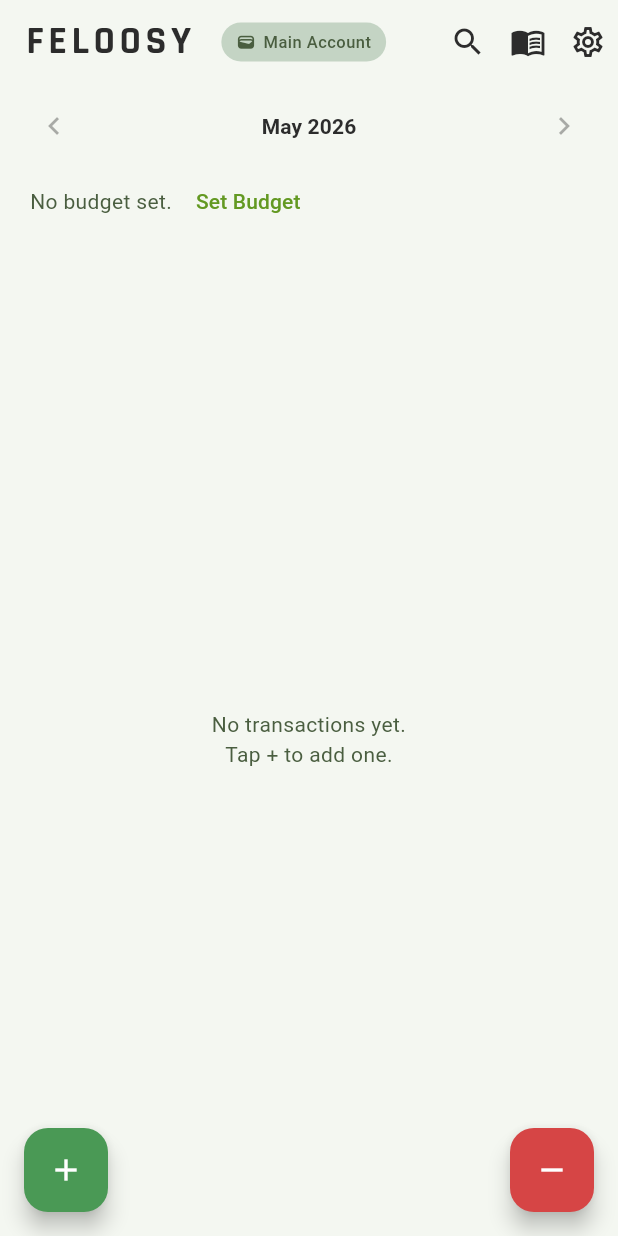
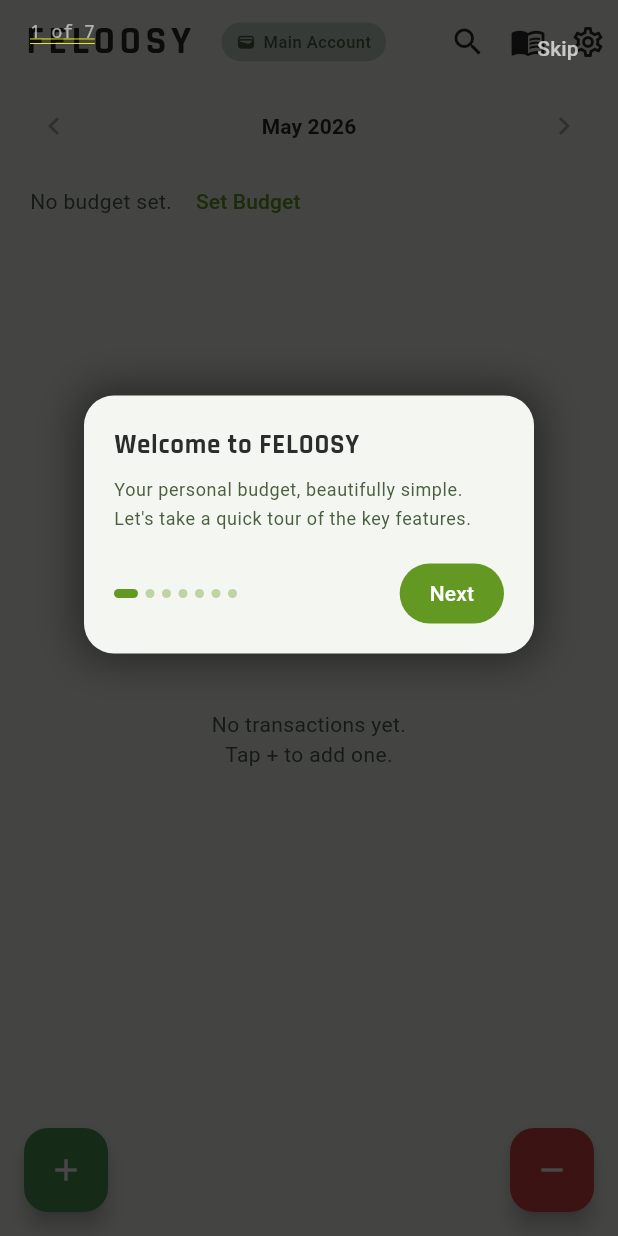
Before and after one commit to sunshinegorgon7/FELOOSY, a Flutter app: the screen it shows after launch, on a phone screen of 412 x 824 dp. Run offline on Flutter 3.47's test engine with Material 3 defaults, Android fonts, the phone set to English and light mode, and no system bars; our stand-ins replace file_picker, flutter_riverpod, flutter_slidable, gap, go_router, google_fonts and 3 more; missing offline and left inert: extension_google_sign_in_as_googleapis_auth, googleapis, home_widget; accounts and stored records are empty.

Commit message:
Refactor app flavor and database version; add tutorial completion tracking and overlay

```diff
--- a/lib/app/app_flavor.dart
+++ b/lib/app/app_flavor.dart
@@ -1,22 +1,19 @@
-enum Flavor { dev, uat, prod }
+enum Flavor { dev, prod }
 
 class AppFlavor {
   static late Flavor _current;
   static Flavor get current => _current;
 
   static bool get isDev => _current == Flavor.dev;
-  static bool get isUat => _current == Flavor.uat;
   static bool get isProd => _current == Flavor.prod;
 
   static String get databaseName => switch (_current) {
         Flavor.dev => 'feloosy_dev.db',
-        Flavor.uat => 'feloosy_uat.db',
         Flavor.prod => 'feloosy.db',
       };
 
   static String get displayName => switch (_current) {
         Flavor.dev => 'DEV',
-        Flavor.uat => 'UAT',
         Flavor.prod => '',
       };
 
--- a/lib/data/database/database_helper.dart
+++ b/lib/data/database/database_helper.dart
@@ -26,7 +26,7 @@ class DatabaseHelper {
     final dbPath = p.join(docDir.path, AppFlavor.databaseName);
     return openDatabase(
       dbPath,
-      version: 9,
+      version: 10,
       onCreate: _onCreate,
       onUpgrade: _onUpgrade,
     );
@@ -113,7 +113,8 @@ class DatabaseHelper {
         google_backup_enabled INTEGER NOT NULL DEFAULT 0,
         default_monthly_budget REAL NOT NULL DEFAULT 0,
         last_backup_at INTEGER,
-        updated_at INTEGER NOT NULL
+        updated_at INTEGER NOT NULL,
+        tutorial_completed INTEGER NOT NULL DEFAULT 0
       )
     ''');
 
@@ -208,6 +209,11 @@ class DatabaseHelper {
     if (oldVersion < 9) {
       await db.execute('DROP TABLE IF EXISTS pending_sync_ops');
     }
+    if (oldVersion < 10) {
+      await db.execute(
+        'ALTER TABLE app_settings ADD COLUMN tutorial_completed INTEGER NOT NULL DEFAULT 0',
+      );
+    }
   }
 
   Future<void> _seed(Database db) async {
--- a/lib/data/models/app_settings.dart
+++ b/lib/data/models/app_settings.dart
@@ -10,6 +10,7 @@ class AppSettings {
   final double defaultMonthlyBudget;
   final DateTime? lastBackupAt;
   final DateTime updatedAt;
+  final bool tutorialCompleted;
 
   const AppSettings({
     this.id = 1,
@@ -23,6 +24,7 @@ class AppSettings {
     this.defaultMonthlyBudget = 0,
     this.lastBackupAt,
     required this.updatedAt,
+    this.tutorialCompleted = false,
   });
 
   static AppSettings get defaults => AppSettings(updatedAt: DateTime.now());
@@ -37,6 +39,7 @@ class AppSettings {
     bool? googleBackupEnabled,
     double? defaultMonthlyBudget,
     DateTime? lastBackupAt,
+    bool? tutorialCompleted,
   }) {
     return AppSettings(
       id: id,
@@ -51,6 +54,7 @@ class AppSettings {
       defaultMonthlyBudget: defaultMonthlyBudget ?? this.defaultMonthlyBudget,
       lastBackupAt: lastBackupAt ?? this.lastBackupAt,
       updatedAt: DateTime.now(),
+      tutorialCompleted: tutorialCompleted ?? this.tutorialCompleted,
     );
   }
 
@@ -71,6 +75,7 @@ class AppSettings {
           : null,
       updatedAt:
           DateTime.fromMillisecondsSinceEpoch(map['updated_at'] as int),
+      tutorialCompleted: (map['tutorial_completed'] as int? ?? 0) == 1,
     );
   }
 
@@ -87,6 +92,7 @@ class AppSettings {
       'default_monthly_budget': defaultMonthlyBudget,
       'last_backup_at': lastBackupAt?.millisecondsSinceEpoch,
       'updated_at': updatedAt.millisecondsSinceEpoch,
+      'tutorial_completed': tutorialCompleted ? 1 : 0,
     };
   }
 }
--- a/lib/main.dart
+++ b/lib/main.dart
@@ -1,3 +1,10 @@
-// Default entry point — defaults to prod flavor.
-// Use main_dev.dart or main_uat.dart for the respective flavors.
-export 'main_prod.dart';
+import 'package:flutter/material.dart';
+import 'package:flutter_riverpod/flutter_riverpod.dart';
+import 'app/app.dart';
+import 'app/app_flavor.dart';
+
+void main() async {
+  WidgetsFlutterBinding.ensureInitialized();
+  await AppFlavor.initialize(Flavor.prod);
+  runApp(const ProviderScope(child: FeloosyApp()));
+}
--- a/lib/main_prod.dart
+++ /dev/null
@@ -1,10 +0,0 @@
-import 'package:flutter/material.dart';
-import 'package:flutter_riverpod/flutter_riverpod.dart';
-import 'app/app.dart';
-import 'app/app_flavor.dart';
-
-void main() async {
-  WidgetsFlutterBinding.ensureInitialized();
-  await AppFlavor.initialize(Flavor.prod);
-  runApp(const ProviderScope(child: FeloosyApp()));
-}
--- a/lib/main_uat.dart
+++ /dev/null
@@ -1,10 +0,0 @@
-import 'package:flutter/material.dart';
-import 'package:flutter_riverpod/flutter_riverpod.dart';
-import 'app/app.dart';
-import 'app/app_flavor.dart';
-
-void main() async {
-  WidgetsFlutterBinding.ensureInitialized();
-  await AppFlavor.initialize(Flavor.uat);
-  runApp(const ProviderScope(child: FeloosyApp()));
-}
--- a/lib/presentation/home/home_screen.dart
+++ b/lib/presentation/home/home_screen.dart
@@ -13,9 +13,11 @@ import '../../providers/accounts_provider.dart';
 import '../../providers/budget_period_provider.dart';
 import '../../providers/budget_summary_provider.dart';
 import '../../providers/categories_provider.dart';
+import '../../providers/settings_provider.dart';
 import '../../providers/transactions_provider.dart';
 import '../settings/settings_screen.dart';
 import '../transactions/widgets/transaction_tile.dart';
+import '../tutorial/tutorial_overlay.dart';
 
 String _dayLabel(DateTime date) {
   final now = DateTime.now();
@@ -40,6 +42,13 @@ class _HomeScreenState extends ConsumerState<HomeScreen> {
   final _searchCtrl = TextEditingController();
   List<_DayGroup> _visibleGroups = const [];
   Set<int> _cachedPeriodOffsets = const {};
+
+  bool _tutorialDismissed = false;
+  final _incomeFabKey = GlobalKey();
+  final _expenseFabKey = GlobalKey();
+  final _settingsIconKey = GlobalKey();
+  final _budgetHeroKey = GlobalKey();
+  final _periodNavKey = GlobalKey();
 
   @override
   void dispose() {
@@ -96,6 +105,7 @@ class _HomeScreenState extends ConsumerState<HomeScreen> {
     final catAsync = ref.watch(categoriesProvider);
     final accounts = ref.watch(accountsProvider).value ?? const [];
     final selectedAccountId = ref.watch(selectedHomeAccountIdProvider);
+    final settingsAsync = ref.watch(settingsProvider);
     final isKeyboardOpen = MediaQuery.viewInsetsOf(context).bottom > 0;
     final shouldHideBottomActions = _isSearching || isKeyboardOpen;
     if (!_accountInitialized &&
@@ -140,7 +150,11 @@ class _HomeScreenState extends ConsumerState<HomeScreen> {
     final cs = Theme.of(context).colorScheme;
     final tt = Theme.of(context).textTheme;
 
-    return Scaffold(
+    final showTutorial =
+        !_tutorialDismissed &&
+        settingsAsync.value?.tutorialCompleted == false;
+
+    final scaffold = Scaffold(
       backgroundColor: cs.surface,
       appBar: AppBar(
         titleSpacing: 16,
@@ -248,6 +262,7 @@ class _HomeScreenState extends ConsumerState<HomeScreen> {
                       : () => context.push('/budget'),
                 ),
                 IconButton(
+                  key: _settingsIconKey,
                   icon: const Icon(Icons.settings_outlined),
                   onPressed: () => _openSettings(context),
                 ),
@@ -293,6 +308,7 @@ class _HomeScreenState extends ConsumerState<HomeScreen> {
               bottom: 16 + MediaQuery.paddingOf(context).bottom,
               left: 16,
               child: FloatingActionButton(
+                key: _incomeFabKey,
                 heroTag: 'income_fab',
                 backgroundColor: AppTheme.incomeColor,
                 foregroundColor: Colors.white,
@@ -305,6 +321,7 @@ class _HomeScreenState extends ConsumerState<HomeScreen> {
               bottom: 16 + MediaQuery.paddingOf(context).bottom,
               right: 16,
               child: FloatingActionButton(
+                key: _expenseFabKey,
                 heroTag: 'expense_fab',
                 backgroundColor: AppTheme.expenseColor,
                 foregroundColor: Colors.white,
@@ -325,6 +342,16 @@ class _HomeScreenState extends ConsumerState<HomeScreen> {
                 ),
         ],
       ),
+    );
+    if (!showTutorial) return scaffold;
+    return Stack(
+      children: [
+        scaffold,
+        TutorialOverlay(
+          steps: _buildTutorialSteps(),
+          onComplete: _completeTutorial,
+        ),
+      ],
     );
   }
 
@@ -414,6 +441,7 @@ class _HomeScreenState extends ConsumerState<HomeScreen> {
             child: Padding(
               padding: const EdgeInsets.fromLTRB(16, 8, 16, 0),
               child: Row(
+                key: _periodNavKey,
                 children: [
                   IconButton(
                     icon: const Icon(Icons.chevron_left),
@@ -464,7 +492,10 @@ class _HomeScreenState extends ConsumerState<HomeScreen> {
 
           if (!isAllAccounts)
             SliverToBoxAdapter(
-              child: _BudgetHero(summary: summary),
+              child: KeyedSubtree(
+                key: _budgetHeroKey,
+                child: _BudgetHero(summary: summary),
+              ),
             ),
 
           const SliverToBoxAdapter(child: SizedBox(height: 8)),
@@ -636,6 +667,56 @@ class _HomeScreenState extends ConsumerState<HomeScreen> {
       },
     );
   }
+
+  void _completeTutorial() {
+    setState(() => _tutorialDismissed = true);
+    ref.read(settingsProvider.notifier).markTutorialComplete();
+  }
+
+  List<TutorialStep> _buildTutorialSteps() => [
+        const TutorialStep(
+          title: 'Welcome to FELOOSY',
+          body:
+              'Your personal budget, beautifully simple.\nLet\'s take a quick tour of the key features.',
+        ),
+        TutorialStep(
+          title: 'Monthly Budget',
+          body:
+              'This card shows your budget vs. spending for the month. Tap "Set Budget" to define your monthly limit.',
+          spotlightKey: _budgetHeroKey,
+          padding: 16,
+        ),
+        TutorialStep(
+          title: 'Log Income',
+          body:
+              'Tap the green + button to add money coming in — salary, freelance, gifts, and more.',
+          spotlightKey: _incomeFabKey,
+        ),
+        TutorialStep(
+          title: 'Track Expenses',
+          body:
+              'Tap the red − button to record a purchase or bill. Pick a category to see where your money goes.',
+          spotlightKey: _expenseFabKey,
+        ),
+        TutorialStep(
+          title: 'Browse Past Months',
+          body:
+              'Tap the arrows or swipe left/right on the home screen to review any previous month.',
+          spotlightKey: _periodNavKey,
+        ),
+        TutorialStep(
+          title: 'Settings & More',
+          body:
+              'Change currency, manage accounts, customise categories, and back up your data from here.',
+          spotlightKey: _settingsIconKey,
+          padding: 18,
+        ),
+        const TutorialStep(
+          title: 'You\'re all set!',
+          body:
+              'Start by adding your first transaction. FELOOSY will track the rest.',
+        ),
+      ];
 
   List<_DayGroup> _groupByDate(List<Transaction> txs) {
     if (txs.isEmpty) return [];
--- /dev/null
+++ b/lib/presentation/tutorial/tutorial_overlay.dart
@@ -0,0 +1,342 @@
+import 'package:flutter/material.dart';
+import 'package:google_fonts/google_fonts.dart';
+
+class TutorialStep {
+  final String title;
+  final String body;
+  final GlobalKey? spotlightKey;
+  final double padding;
+
+  const TutorialStep({
+    required this.title,
+    required this.body,
+    this.spotlightKey,
+    this.padding = 14,
+  });
+}
+
+class TutorialOverlay extends StatefulWidget {
+  final List<TutorialStep> steps;
+  final VoidCallback onComplete;
+
+  const TutorialOverlay({
+    super.key,
+    required this.steps,
+    required this.onComplete,
+  });
+
+  @override
+  State<TutorialOverlay> createState() => _TutorialOverlayState();
+}
+
+class _TutorialOverlayState extends State<TutorialOverlay>
+    with SingleTickerProviderStateMixin {
+  int _step = 0;
+  late AnimationController _ctrl;
+  late Animation<double> _fade;
+
+  @override
+  void initState() {
+    super.initState();
+    _ctrl = AnimationController(
+      duration: const Duration(milliseconds: 300),
+      vsync: this,
+    );
+    _fade = CurvedAnimation(parent: _ctrl, curve: Curves.easeInOut);
+    _ctrl.forward();
+  }
+
+  @override
+  void dispose() {
+    _ctrl.dispose();
+    super.dispose();
+  }
+
+  void _advance() {
+    if (_step >= widget.steps.length - 1) {
+      widget.onComplete();
+      return;
+    }
+    _ctrl.reverse().then((_) {
+      if (!mounted) return;
+      setState(() => _step++);
+      _ctrl.forward();
+    });
+  }
+
+  Rect? _spotlightRect(GlobalKey key, double padding) {
+    final ctx = key.currentContext;
+    if (ctx == null) return null;
+    final box = ctx.findRenderObject() as RenderBox?;
+    if (box == null || !box.hasSize) return null;
+    final pos = box.localToGlobal(Offset.zero);
+    return Rect.fromLTWH(
+      pos.dx - padding,
+      pos.dy - padding,
+      box.size.width + padding * 2,
+      box.size.height + padding * 2,
+    );
+  }
+
+  @override
+  Widget build(BuildContext context) {
+    final step = widget.steps[_step];
+    final rect = step.spotlightKey != null
+        ? _spotlightRect(step.spotlightKey!, step.padding)
+        : null;
+    final isLast = _step == widget.steps.length - 1;
+    final size = MediaQuery.sizeOf(context);
+    final safePad = MediaQuery.paddingOf(context);
+
+    return FadeTransition(
+      opacity: _fade,
+      child: Stack(
+        children: [
+          // Dark overlay with optional spotlight cutout
+          Positioned.fill(
+            child: GestureDetector(
+              behavior: HitTestBehavior.opaque,
+              onTap: _advance,
+              child: CustomPaint(
+                painter: _SpotlightPainter(rect: rect),
+              ),
+            ),
+          ),
+
+          // Step counter (top-left)
+          Positioned(
+            top: safePad.top + 14,
+            left: 20,
+            child: Text(
+              '${_step + 1} of ${widget.steps.length}',
+              style: const TextStyle(
+                color: Colors.white60,
+                fontSize: 12,
+                fontWeight: FontWeight.w500,
+              ),
+            ),
+          ),
+
+          // Skip button (top-right)
+          Positioned(
+            top: safePad.top + 8,
+            right: 8,
+            child: TextButton(
+              onPressed: widget.onComplete,
+              child: const Text(
+                'Skip',
+                style: TextStyle(color: Colors.white70, fontSize: 14),
+              ),
+            ),
+          ),
+
+          // Tooltip card
+          _TooltipPositioned(
+            rect: rect,
+            screenSize: size,
+            safePad: safePad,
+            child: _StepCard(
+              step: step,
+              isLast: isLast,
+              stepIndex: _step,
+              totalSteps: widget.steps.length,
+              onNext: _advance,
+            ),
+          ),
+        ],
+      ),
+    );
+  }
+}
+
+// ---------------------------------------------------------------------------
+// Positions the card above or below the spotlight, centred horizontally.
+// ---------------------------------------------------------------------------
+
+class _TooltipPositioned extends StatelessWidget {
+  final Rect? rect;
+  final Size screenSize;
+  final EdgeInsets safePad;
+  final Widget child;
+
+  const _TooltipPositioned({
+    required this.rect,
+    required this.screenSize,
+    required this.safePad,
+    required this.child,
+  });
+
+  @override
+  Widget build(BuildContext context) {
+    const cardW = 300.0;
+    const margin = 20.0;
+
+    double left = (screenSize.width - cardW) / 2;
+    left = left.clamp(margin, screenSize.width - cardW - margin);
+
+    double top;
+    if (rect == null) {
+      // Welcome / done screens: vertically centred
+      top = screenSize.height * 0.32;
+    } else {
+      final spotMidY = rect!.center.dy;
+      if (spotMidY < screenSize.height * 0.55) {
+        // Spotlight in upper portion — card goes below
+        top = rect!.bottom + margin;
+      } else {
+        // Spotlight in lower portion — card goes above
+        top = rect!.top - margin - 180; // approximate card height
+      }
+      top = top.clamp(
+        safePad.top + 60,
+        screenSize.height - 220 - safePad.bottom,
+      );
+    }
+
+    return Positioned(
+      top: top,
+      left: left,
+      width: cardW,
+      child: child,
+    );
+  }
+}
+
+// ---------------------------------------------------------------------------
+// The white card with title, body, dot indicators, and Next/Get Started button
+// ---------------------------------------------------------------------------
+
+class _StepCard extends StatelessWidget {
+  final TutorialStep step;
+  final bool isLast;
+  final int stepIndex;
+  final int totalSteps;
+  final VoidCallback onNext;
+
+  const _StepCard({
+    required this.step,
+    required this.isLast,
+    required this.stepIndex,
+    required this.totalSteps,
+    required this.onNext,
+  });
+
+  @override
+  Widget build(BuildContext context) {
+    final cs = Theme.of(context).colorScheme;
+
+    return Material(
+      color: Colors.transparent,
+      child: Container(
+        padding: const EdgeInsets.fromLTRB(20, 20, 20, 16),
+        decoration: BoxDecoration(
+          color: cs.surface,
+          borderRadius: BorderRadius.circular(20),
+          boxShadow: [
+            BoxShadow(
+              color: Colors.black.withValues(alpha: 0.45),
+              blurRadius: 24,
+              spreadRadius: 4,
+            ),
+          ],
+        ),
+        child: Column(
+          mainAxisSize: MainAxisSize.min,
+          crossAxisAlignment: CrossAxisAlignment.start,
+          children: [
+            Text(
+              step.title,
+              style: GoogleFonts.rajdhani(
+                fontSize: 18,
+                fontWeight: FontWeight.w700,
+                color: cs.onSurface,
+                letterSpacing: 0.5,
+              ),
+            ),
+            const SizedBox(height: 8),
+            Text(
+              step.body,
+              style: Theme.of(context).textTheme.bodySmall?.copyWith(
+                color: cs.onSurfaceVariant,
+                height: 1.55,
+              ),
+            ),
+            const SizedBox(height: 16),
+            Row(
+              children: [
+                // Dot indicators
+                ...List.generate(totalSteps, (i) {
+                  final active = i == stepIndex;
+                  return AnimatedContainer(
+                    duration: const Duration(milliseconds: 200),
+                    margin: const EdgeInsets.only(right: 5),
+                    width: active ? 16 : 6,
+                    height: 6,
+                    decoration: BoxDecoration(
+                      color: active ? cs.primary : cs.outlineVariant,
+                      borderRadius: BorderRadius.circular(3),
+                    ),
+                  );
+                }),
+                const Spacer(),
+                FilledButton(
+                  onPressed: onNext,
+                  style: FilledButton.styleFrom(
+                    padding: const EdgeInsets.symmetric(
+                      horizontal: 20,
+                      vertical: 10,
+                    ),
+                    minimumSize: Size.zero,
+                  ),
+                  child: Text(isLast ? 'Get Started' : 'Next'),
+                ),
+              ],
+            ),
+          ],
+        ),
+      ),
+    );
+  }
+}
+
+// ---------------------------------------------------------------------------
+// Custom painter that darkens everything except the spotlight rect
+// ---------------------------------------------------------------------------
+
+class _SpotlightPainter extends CustomPainter {
+  final Rect? rect;
+
+  const _SpotlightPainter({this.rect});
+
+  @override
+  void paint(Canvas canvas, Size size) {
+    final overlay = Paint()..color = Colors.black.withValues(alpha: 0.72);
+
+    if (rect == null) {
+      canvas.drawRect(Offset.zero & size, overlay);
+      return;
+    }
+
+    final rRect = RRect.fromRectAndRadius(rect!, const Radius.circular(18));
+
+    // Punch spotlight hole out of the dark overlay
+    final path = Path.combine(
+      PathOperation.difference,
+      Path()..addRect(Offset.zero & size),
+      Path()..addRRect(rRect),
+    );
+    canvas.drawPath(path, overlay);
+
+    // Subtle glowing border around the spotlight
+    canvas.drawRRect(
+      rRect,
+      Paint()
+        ..color = Colors.white.withValues(alpha: 0.25)
+        ..style = PaintingStyle.stroke
+        ..strokeWidth = 2,
+    );
+  }
+
+  @override
+  bool shouldRepaint(_SpotlightPainter old) => old.rect != rect;
+}
--- a/lib/providers/settings_provider.dart
+++ b/lib/providers/settings_provider.dart
@@ -14,6 +14,13 @@ class SettingsNotifier extends AsyncNotifier<AppSettings> {
     await repo.save(settings);
     state = AsyncData(settings);
   }
+
+  Future<void> markTutorialComplete() async {
+    final current = state.value;
+    if (current == null) return;
+    final updated = current.copyWith(tutorialCompleted: true);
+    await saveSettings(updated);
+  }
 }
 
 final settingsProvider =
```
